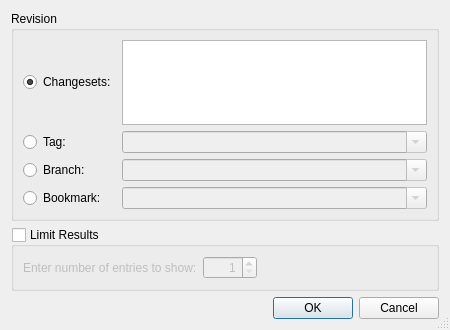
First picture: the form in Plugins/VcsPlugins/vcsMercurial/HgMultiRevisionSelectionDialog.ui, repository testmana2/test, before the edit.
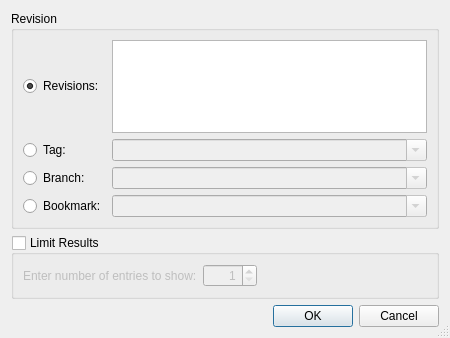
Second picture: the form after the edit.

The edit to the form file:
```diff
--- a/Plugins/VcsPlugins/vcsMercurial/HgMultiRevisionSelectionDialog.ui
+++ b/Plugins/VcsPlugins/vcsMercurial/HgMultiRevisionSelectionDialog.ui
@@ -7,7 +7,7 @@
     <x>0</x>
     <y>0</y>
     <width>450</width>
-    <height>330</height>
+    <height>338</height>
    </rect>
   </property>
   <property name="windowTitle">
@@ -29,7 +29,7 @@
          <string>Select to specify a list of changesets</string>
         </property>
         <property name="text">
-         <string>Changesets:</string>
+         <string>Revisions:</string>
         </property>
         <property name="checked">
          <bool>true</bool>
```
Left out of the diff: 2 changed lines with no effect on the pictures.
